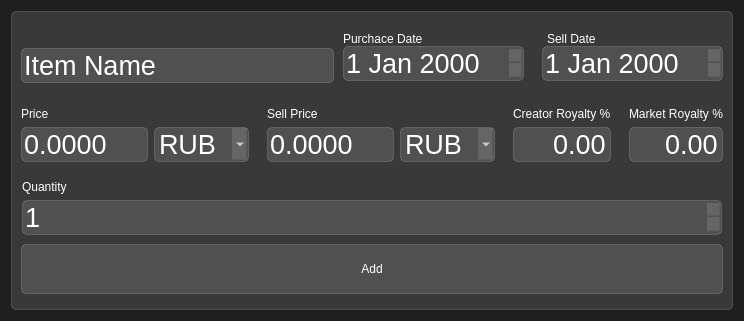
Old version of the form ui/ui_files/ui_dialog.ui in the repository A-Lazar-A/LazarusApp.
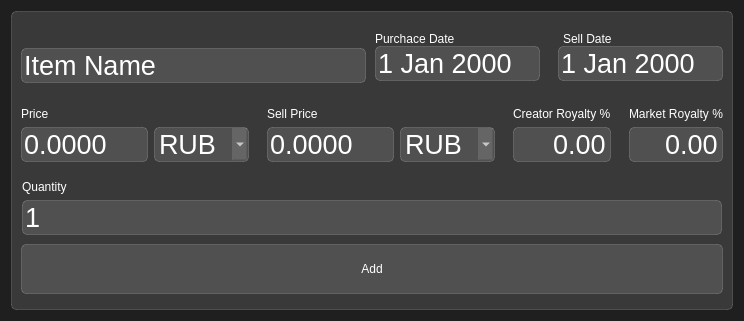
New version of the form.

The edit to the form file:
```diff
--- a/ui/ui_files/ui_dialog.ui
+++ b/ui/ui_files/ui_dialog.ui
@@ -164,6 +164,9 @@
 color: rgb(64, 64, 64); 
 }</string>
              </property>
+             <property name="buttonSymbols">
+              <enum>QAbstractSpinBox::NoButtons</enum>
+             </property>
              <property name="calendarPopup">
               <bool>false</bool>
              </property>
@@ -247,6 +250,9 @@
 color: rgb(64, 64, 64); 
 }</string>
              </property>
+             <property name="buttonSymbols">
+              <enum>QAbstractSpinBox::NoButtons</enum>
+             </property>
              <property name="calendarPopup">
               <bool>false</bool>
              </property>
@@ -810,6 +816,9 @@
             <string notr="true">font-size: 20pt;
 </string>
            </property>
+           <property name="buttonSymbols">
+            <enum>QAbstractSpinBox::NoButtons</enum>
+           </property>
            <property name="minimum">
             <number>1</number>
            </property>
```
